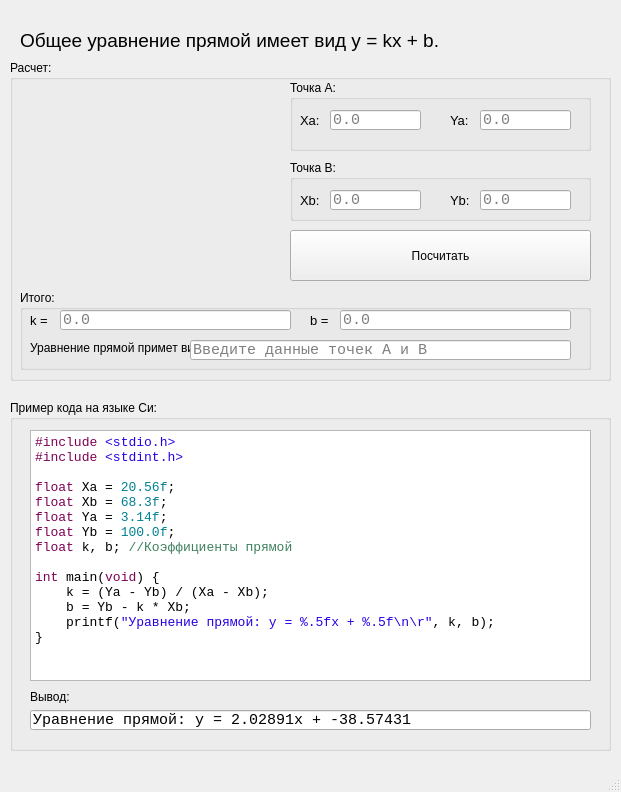
First picture: the form in calc_line_2_points.ui, repository Solderingironspb/CRC-Calculator-by-Solderingiron, before the edit.
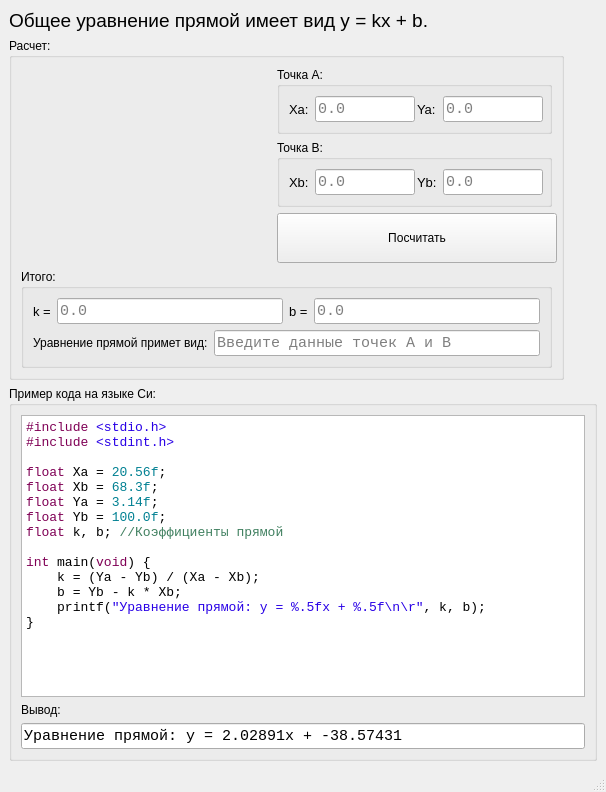
Second picture: the form after the edit. Icons and pictures are not drawn.

```diff
--- a/calc_line_2_points.ui
+++ b/calc_line_2_points.ui
@@ -6,20 +6,20 @@
    <rect>
     <x>0</x>
     <y>0</y>
-    <width>621</width>
+    <width>606</width>
     <height>792</height>
    </rect>
   </property>
   <property name="minimumSize">
    <size>
-    <width>621</width>
+    <width>600</width>
     <height>559</height>
    </size>
   </property>
   <property name="maximumSize">
    <size>
-    <width>621</width>
-    <height>60000</height>
+    <width>16777215</width>
+    <height>16777215</height>
    </size>
   </property>
   <property name="windowTitle">
@@ -33,15 +33,9 @@
    <string notr="true"/>
   </property>
   <widget class="QWidget" name="centralwidget">
+   <layout class="QVBoxLayout" name="verticalLayout_8">
+    <item>
    <widget class="QLabel" name="label_7">
-    <property name="geometry">
-     <rect>
-      <x>20</x>
-      <y>20</y>
-      <width>441</width>
-      <height>41</height>
-     </rect>
-    </property>
     <property name="font">
      <font>
       <family>Arial</family>
@@ -52,111 +46,58 @@
      <string>Общее уравнение прямой имеет вид y = kx + b.</string>
     </property>
    </widget>
-   <widget class="QGroupBox" name="groupBox">
-    <property name="geometry">
-     <rect>
-      <x>10</x>
-      <y>400</y>
-      <width>601</width>
-      <height>351</height>
-     </rect>
-    </property>
-    <property name="title">
-     <string>Пример кода на языке Си:</string>
-    </property>
-    <widget class="QTextBrowser" name="textBrowser">
-     <property name="geometry">
-      <rect>
-       <x>20</x>
-       <y>30</y>
-       <width>561</width>
-       <height>251</height>
-      </rect>
-     </property>
-     <property name="font">
-      <font>
-       <family>Consolas</family>
-       <pointsize>10</pointsize>
-      </font>
-     </property>
-     <property name="html">
-      <string>&lt;!DOCTYPE HTML PUBLIC &quot;-//W3C//DTD HTML 4.0//EN&quot; &quot;http://www.w3.org/TR/REC-html40/strict.dtd&quot;&gt;
-&lt;html&gt;&lt;head&gt;&lt;meta name=&quot;qrichtext&quot; content=&quot;1&quot; /&gt;&lt;style type=&quot;text/css&quot;&gt;
-p, li { white-space: pre-wrap; }
-&lt;/style&gt;&lt;/head&gt;&lt;body style=&quot; font-family:'Consolas'; font-size:10pt; font-weight:400; font-style:normal;&quot;&gt;
-&lt;p style=&quot; margin-top:0px; margin-bottom:0px; margin-left:0px; margin-right:0px; -qt-block-indent:0; text-indent:0px;&quot;&gt;&lt;span style=&quot; font-family:'MS Shell Dlg 2'; color:#7f0055;&quot;&gt;#include &lt;/span&gt;&lt;span style=&quot; font-family:'MS Shell Dlg 2'; color:#2800e6;&quot;&gt;&amp;lt;stdio.h&amp;gt;&lt;/span&gt;&lt;/p&gt;
-&lt;p style=&quot; margin-top:0px; margin-bottom:0px; margin-left:0px; margin-right:0px; -qt-block-indent:0; text-indent:0px;&quot;&gt;&lt;span style=&quot; font-family:'MS Shell Dlg 2'; color:#7f0055;&quot;&gt;#include&lt;/span&gt;&lt;span style=&quot; font-family:'MS Shell Dlg 2'; color:#aa00ff;&quot;&gt; &lt;/span&gt;&lt;span style=&quot; font-family:'MS Shell Dlg 2'; color:#2800e6;&quot;&gt;&amp;lt;stdint.h&amp;gt;&lt;/span&gt;&lt;/p&gt;
-&lt;p style=&quot; margin-top:0px; margin-bottom:0px; margin-left:0px; margin-right:0px; -qt-block-indent:0; text-indent:0px;&quot;&gt;&lt;span style=&quot; font-family:'MS Shell Dlg 2'; color:#aa00ff;&quot;&gt; &lt;/span&gt;&lt;/p&gt;
-&lt;p style=&quot; margin-top:0px; margin-bottom:0px; margin-left:0px; margin-right:0px; -qt-block-indent:0; text-indent:0px;&quot;&gt;&lt;span style=&quot; font-family:'MS Shell Dlg 2'; color:#7f0055;&quot;&gt;float&lt;/span&gt;&lt;span style=&quot; font-family:'MS Shell Dlg 2'; color:#5500ff;&quot;&gt; &lt;/span&gt;&lt;span style=&quot; font-family:'MS Shell Dlg 2'; color:#000000;&quot;&gt;Xa = &lt;/span&gt;&lt;span style=&quot; font-family:'MS Shell Dlg 2'; color:#008092;&quot;&gt;20.56f&lt;/span&gt;&lt;span style=&quot; font-family:'MS Shell Dlg 2'; color:#000000;&quot;&gt;;&lt;/span&gt;&lt;/p&gt;
-&lt;p style=&quot; margin-top:0px; margin-bottom:0px; margin-left:0px; margin-right:0px; -qt-block-indent:0; text-indent:0px;&quot;&gt;&lt;span style=&quot; font-family:'MS Shell Dlg 2'; color:#7f0055;&quot;&gt;float &lt;/span&gt;&lt;span style=&quot; font-family:'MS Shell Dlg 2'; color:#000000;&quot;&gt;Xb = &lt;/span&gt;&lt;span style=&quot; font-family:'MS Shell Dlg 2'; color:#008092;&quot;&gt;68.3f&lt;/span&gt;&lt;span style=&quot; font-family:'MS Shell Dlg 2'; color:#000000;&quot;&gt;;&lt;/span&gt;&lt;/p&gt;
-&lt;p style=&quot; margin-top:0px; margin-bottom:0px; margin-left:0px; margin-right:0px; -qt-block-indent:0; text-indent:0px;&quot;&gt;&lt;span style=&quot; font-family:'MS Shell Dlg 2'; color:#7f0055;&quot;&gt;float &lt;/span&gt;&lt;span style=&quot; font-family:'MS Shell Dlg 2'; color:#000000;&quot;&gt;Ya = &lt;/span&gt;&lt;span style=&quot; font-family:'MS Shell Dlg 2'; color:#008092;&quot;&gt;3.14f&lt;/span&gt;&lt;span style=&quot; font-family:'MS Shell Dlg 2'; color:#000000;&quot;&gt;;&lt;/span&gt;&lt;/p&gt;
-&lt;p style=&quot; margin-top:0px; margin-bottom:0px; margin-left:0px; margin-right:0px; -qt-block-indent:0; text-indent:0px;&quot;&gt;&lt;span style=&quot; font-family:'MS Shell Dlg 2'; color:#7f0055;&quot;&gt;float&lt;/span&gt;&lt;span style=&quot; font-family:'MS Shell Dlg 2'; color:#000000;&quot;&gt; Yb = &lt;/span&gt;&lt;span style=&quot; font-family:'MS Shell Dlg 2'; color:#008092;&quot;&gt;100.0f&lt;/span&gt;&lt;span style=&quot; font-family:'MS Shell Dlg 2'; color:#000000;&quot;&gt;;&lt;/span&gt;&lt;/p&gt;
-&lt;p style=&quot; margin-top:0px; margin-bottom:0px; margin-left:0px; margin-right:0px; -qt-block-indent:0; text-indent:0px;&quot;&gt;&lt;span style=&quot; font-family:'MS Shell Dlg 2'; color:#7f0055;&quot;&gt;float&lt;/span&gt;&lt;span style=&quot; font-family:'MS Shell Dlg 2'; color:#000000;&quot;&gt; k, b; &lt;/span&gt;&lt;span style=&quot; font-family:'MS Shell Dlg 2'; color:#3f7f5f;&quot;&gt;//Коэффициенты прямой&lt;/span&gt;&lt;/p&gt;
-&lt;p style=&quot;-qt-paragraph-type:empty; margin-top:0px; margin-bottom:0px; margin-left:0px; margin-right:0px; -qt-block-indent:0; text-indent:0px; font-family:'MS Shell Dlg 2'; color:#000000;&quot;&gt;&lt;br /&gt;&lt;/p&gt;
-&lt;p style=&quot; margin-top:0px; margin-bottom:0px; margin-left:0px; margin-right:0px; -qt-block-indent:0; text-indent:0px;&quot;&gt;&lt;span style=&quot; font-family:'MS Shell Dlg 2'; color:#7f0055;&quot;&gt;int&lt;/span&gt;&lt;span style=&quot; font-family:'MS Shell Dlg 2'; color:#000000;&quot;&gt; main(&lt;/span&gt;&lt;span style=&quot; font-family:'MS Shell Dlg 2'; color:#7f0055;&quot;&gt;void&lt;/span&gt;&lt;span style=&quot; font-family:'MS Shell Dlg 2'; color:#000000;&quot;&gt;) {&lt;/span&gt;&lt;/p&gt;
-&lt;p style=&quot; margin-top:0px; margin-bottom:0px; margin-left:0px; margin-right:0px; -qt-block-indent:0; text-indent:0px;&quot;&gt;&lt;span style=&quot; font-family:'MS Shell Dlg 2'; color:#000000;&quot;&gt;    k = (Ya - Yb) / (Xa - Xb);&lt;/span&gt;&lt;/p&gt;
-&lt;p style=&quot; margin-top:0px; margin-bottom:0px; margin-left:0px; margin-right:0px; -qt-block-indent:0; text-indent:0px;&quot;&gt;&lt;span style=&quot; font-family:'MS Shell Dlg 2'; color:#000000;&quot;&gt;    b = Yb - k * Xb;&lt;/span&gt;&lt;/p&gt;
-&lt;p style=&quot; margin-top:0px; margin-bottom:0px; margin-left:0px; margin-right:0px; -qt-block-indent:0; text-indent:0px;&quot;&gt;&lt;span style=&quot; font-family:'MS Shell Dlg 2'; color:#000000;&quot;&gt;    printf(&lt;/span&gt;&lt;span style=&quot; font-family:'MS Shell Dlg 2'; color:#2800e6;&quot;&gt;&amp;quot;Уравнение прямой: y = %.5fx + %.5f\n\r&amp;quot;&lt;/span&gt;&lt;span style=&quot; font-family:'MS Shell Dlg 2'; color:#000000;&quot;&gt;, k, b);&lt;/span&gt;&lt;/p&gt;
-&lt;p style=&quot; margin-top:0px; margin-bottom:0px; margin-left:0px; margin-right:0px; -qt-block-indent:0; text-indent:0px;&quot;&gt;&lt;span style=&quot; font-family:'MS Shell Dlg 2'; color:#000000;&quot;&gt;}&lt;/span&gt;&lt;/p&gt;
-&lt;p style=&quot;-qt-paragraph-type:empty; margin-top:0px; margin-bottom:0px; margin-left:0px; margin-right:0px; -qt-block-indent:0; text-indent:0px; font-family:'MS Shell Dlg 2'; color:#5500ff;&quot;&gt;&lt;br /&gt;&lt;/p&gt;&lt;/body&gt;&lt;/html&gt;</string>
-     </property>
-    </widget>
-    <widget class="QLineEdit" name="lineEdit_example">
-     <property name="geometry">
-      <rect>
-       <x>20</x>
-       <y>310</y>
-       <width>561</width>
-       <height>20</height>
-      </rect>
-     </property>
-     <property name="font">
-      <font>
-       <family>Consolas</family>
-       <pointsize>11</pointsize>
-      </font>
-     </property>
-     <property name="text">
-      <string>Уравнение прямой: y = 2.02891x + -38.57431</string>
-     </property>
-     <property name="readOnly">
-      <bool>true</bool>
-     </property>
-    </widget>
-    <widget class="QLabel" name="label_10">
-     <property name="geometry">
-      <rect>
-       <x>20</x>
-       <y>290</y>
-       <width>47</width>
-       <height>13</height>
-      </rect>
-     </property>
-     <property name="text">
-      <string>Вывод:</string>
-     </property>
-    </widget>
-   </widget>
+    </item>
+    <item>
+     <layout class="QHBoxLayout" name="horizontalLayout_7">
+      <item>
    <widget class="QGroupBox" name="groupBox_2">
-    <property name="geometry">
-     <rect>
-      <x>10</x>
-      <y>60</y>
-      <width>601</width>
-      <height>321</height>
-     </rect>
+        <property name="sizePolicy">
+         <sizepolicy hsizetype="Fixed" vsizetype="Preferred">
+          <horstretch>0</horstretch>
+          <verstretch>0</verstretch>
+         </sizepolicy>
+        </property>
+        <property name="minimumSize">
+         <size>
+          <width>530</width>
+          <height>0</height>
+         </size>
+        </property>
+        <property name="maximumSize">
+         <size>
+          <width>580</width>
+          <height>16777215</height>
+         </size>
     </property>
     <property name="title">
      <string>Расчет:</string>
     </property>
+        <layout class="QVBoxLayout" name="verticalLayout_7">
+         <item>
+          <layout class="QHBoxLayout" name="horizontalLayout_6">
+           <item>
+            <layout class="QVBoxLayout" name="verticalLayout_6">
+             <item>
+              <layout class="QHBoxLayout" name="horizontalLayout_5">
+               <item>
     <widget class="QLabel" name="label">
-     <property name="geometry">
-      <rect>
-       <x>10</x>
-       <y>20</y>
-       <width>251</width>
-       <height>201</height>
-      </rect>
+                 <property name="sizePolicy">
+                  <sizepolicy hsizetype="Fixed" vsizetype="Fixed">
+                   <horstretch>0</horstretch>
+                   <verstretch>0</verstretch>
+                  </sizepolicy>
+                 </property>
+                 <property name="minimumSize">
+                  <size>
+                   <width>250</width>
+                   <height>181</height>
+                  </size>
+                 </property>
+                 <property name="maximumSize">
+                  <size>
+                   <width>250</width>
+                   <height>181</height>
+                  </size>
      </property>
      <property name="text">
       <string/>
@@ -165,79 +106,36 @@
       <pixmap resource="images.qrc">:/graph.png</pixmap>
      </property>
     </widget>
-    <widget class="QPushButton" name="pushButton">
-     <property name="geometry">
-      <rect>
-       <x>280</x>
-       <y>170</y>
-       <width>301</width>
-       <height>51</height>
-      </rect>
-     </property>
-     <property name="text">
-      <string>Посчитать</string>
-     </property>
-    </widget>
+               </item>
+               <item>
+                <layout class="QVBoxLayout" name="verticalLayout_3">
+                 <item>
     <widget class="QGroupBox" name="groupBox_3">
-     <property name="geometry">
-      <rect>
-       <x>280</x>
-       <y>20</y>
-       <width>301</width>
-       <height>71</height>
-      </rect>
-     </property>
      <property name="title">
       <string>Точка А:</string>
      </property>
-     <widget class="QLineEdit" name="lineEdit_Ya">
-      <property name="geometry">
-       <rect>
-        <x>190</x>
-        <y>30</y>
-        <width>91</width>
-        <height>20</height>
-       </rect>
-      </property>
-      <property name="font">
-       <font>
-        <family>Consolas</family>
-        <pointsize>11</pointsize>
-       </font>
-      </property>
-      <property name="text">
-       <string/>
-      </property>
-      <property name="placeholderText">
-       <string>0.0</string>
-      </property>
-     </widget>
-     <widget class="QLabel" name="label_3">
-      <property name="geometry">
-       <rect>
-        <x>160</x>
-        <y>30</y>
-        <width>31</width>
-        <height>21</height>
-       </rect>
-      </property>
-      <property name="font">
-       <font>
-        <pointsize>10</pointsize>
-       </font>
-      </property>
-      <property name="text">
-       <string>Ya:</string>
-      </property>
-     </widget>
+                   <layout class="QVBoxLayout" name="verticalLayout">
+                    <item>
+                     <layout class="QHBoxLayout" name="horizontalLayout">
+                      <item>
      <widget class="QLabel" name="label_2">
-      <property name="geometry">
-       <rect>
-        <x>10</x>
-        <y>30</y>
-        <width>31</width>
-        <height>21</height>
-       </rect>
+                        <property name="sizePolicy">
+                         <sizepolicy hsizetype="Fixed" vsizetype="Preferred">
+                          <horstretch>0</horstretch>
+                          <verstretch>0</verstretch>
+                         </sizepolicy>
+                        </property>
+                        <property name="minimumSize">
+                         <size>
+                          <width>20</width>
+                          <height>0</height>
+                         </size>
+                        </property>
+                        <property name="maximumSize">
+                         <size>
+                          <width>20</width>
+                          <height>16777215</height>
+                         </size>
       </property>
       <property name="font">
        <font>
@@ -248,15 +146,27 @@
        <string>Xa:</string>
       </property>
      </widget>
+                      </item>
+                      <item>
      <widget class="QLineEdit" name="lineEdit_Xa">
-      <property name="geometry">
-       <rect>
-        <x>40</x>
-        <y>30</y>
-        <width>91</width>
-        <height>20</height>
-       </rect>
-      </property>
+                        <property name="sizePolicy">
+                         <sizepolicy hsizetype="Fixed" vsizetype="Fixed">
+                          <horstretch>0</horstretch>
+                          <verstretch>0</verstretch>
+                         </sizepolicy>
+                        </property>
+                        <property name="minimumSize">
+                         <size>
+                          <width>100</width>
+                          <height>0</height>
+                         </size>
+                        </property>
+                        <property name="maximumSize">
+                         <size>
+                          <width>100</width>
+                          <height>16777215</height>
+                         </size>
+                        </property>
       <property name="font">
        <font>
         <family>Consolas</family>
@@ -270,49 +180,103 @@
        <string>0.0</string>
       </property>
      </widget>
-    </widget>
+                      </item>
+                      <item>
+                       <widget class="QLabel" name="label_3">
+                        <property name="sizePolicy">
+                         <sizepolicy hsizetype="Fixed" vsizetype="Preferred">
+                          <horstretch>0</horstretch>
+                          <verstretch>0</verstretch>
+                         </sizepolicy>
+                        </property>
+                        <property name="minimumSize">
+                         <size>
+                          <width>20</width>
+                          <height>0</height>
+                         </size>
+                        </property>
+                        <property name="maximumSize">
+                         <size>
+                          <width>20</width>
+                          <height>16777215</height>
+                         </size>
+                        </property>
+                        <property name="font">
+                         <font>
+                          <pointsize>10</pointsize>
+                         </font>
+                        </property>
+                        <property name="text">
+                         <string>Ya:</string>
+                        </property>
+                       </widget>
+                      </item>
+                      <item>
+                       <widget class="QLineEdit" name="lineEdit_Ya">
+                        <property name="sizePolicy">
+                         <sizepolicy hsizetype="Fixed" vsizetype="Fixed">
+                          <horstretch>0</horstretch>
+                          <verstretch>0</verstretch>
+                         </sizepolicy>
+                        </property>
+                        <property name="minimumSize">
+                         <size>
+                          <width>100</width>
+                          <height>0</height>
+                         </size>
+                        </property>
+                        <property name="maximumSize">
+                         <size>
+                          <width>100</width>
+                          <height>16777215</height>
+                         </size>
+                        </property>
+                        <property name="font">
+                         <font>
+                          <family>Consolas</family>
+                          <pointsize>11</pointsize>
+                         </font>
+                        </property>
+                        <property name="text">
+                         <string/>
+                        </property>
+                        <property name="placeholderText">
+                         <string>0.0</string>
+                        </property>
+                       </widget>
+                      </item>
+                     </layout>
+                    </item>
+                   </layout>
+                  </widget>
+                 </item>
+                 <item>
     <widget class="QGroupBox" name="groupBox_4">
-     <property name="geometry">
-      <rect>
-       <x>280</x>
-       <y>100</y>
-       <width>301</width>
-       <height>61</height>
-      </rect>
-     </property>
      <property name="title">
       <string>Точка B:</string>
      </property>
-     <widget class="QLineEdit" name="lineEdit_Yb">
-      <property name="geometry">
-       <rect>
-        <x>190</x>
-        <y>30</y>
-        <width>91</width>
-        <height>20</height>
-       </rect>
-      </property>
-      <property name="font">
-       <font>
-        <family>Consolas</family>
-        <pointsize>11</pointsize>
-       </font>
-      </property>
-      <property name="text">
-       <string/>
-      </property>
-      <property name="placeholderText">
-       <string>0.0</string>
-      </property>
-     </widget>
+                   <layout class="QVBoxLayout" name="verticalLayout_2">
+                    <item>
+                     <layout class="QHBoxLayout" name="horizontalLayout_2">
+                      <item>
      <widget class="QLabel" name="label_5">
-      <property name="geometry">
-       <rect>
-        <x>10</x>
-        <y>30</y>
-        <width>21</width>
-        <height>21</height>
-       </rect>
+                        <property name="sizePolicy">
+                         <sizepolicy hsizetype="Fixed" vsizetype="Preferred">
+                          <horstretch>0</horstretch>
+                          <verstretch>0</verstretch>
+                         </sizepolicy>
+                        </property>
+                        <property name="minimumSize">
+                         <size>
+                          <width>20</width>
+                          <height>0</height>
+                         </size>
+                        </property>
+                        <property name="maximumSize">
+                         <size>
+                          <width>20</width>
+                          <height>16777215</height>
+                         </size>
       </property>
       <property name="font">
        <font>
@@ -323,14 +287,26 @@
        <string>Xb:</string>
       </property>
      </widget>
+                      </item>
+                      <item>
      <widget class="QLineEdit" name="lineEdit_Xb">
-      <property name="geometry">
-       <rect>
-        <x>40</x>
-        <y>30</y>
-        <width>91</width>
-        <height>20</height>
-       </rect>
+                        <property name="sizePolicy">
+                         <sizepolicy hsizetype="Fixed" vsizetype="Fixed">
+                          <horstretch>0</horstretch>
+                          <verstretch>0</verstretch>
+                         </sizepolicy>
+                        </property>
+                        <property name="minimumSize">
+                         <size>
+                          <width>100</width>
+                          <height>0</height>
+                         </size>
+                        </property>
+                        <property name="maximumSize">
+                         <size>
+                          <width>100</width>
+                          <height>16777215</height>
+                         </size>
       </property>
       <property name="font">
        <font>
@@ -342,14 +318,26 @@
        <string>0.0</string>
       </property>
      </widget>
+                      </item>
+                      <item>
      <widget class="QLabel" name="label_4">
-      <property name="geometry">
-       <rect>
-        <x>160</x>
-        <y>30</y>
-        <width>21</width>
-        <height>21</height>
-       </rect>
+                        <property name="sizePolicy">
+                         <sizepolicy hsizetype="Fixed" vsizetype="Preferred">
+                          <horstretch>0</horstretch>
+                          <verstretch>0</verstretch>
+                         </sizepolicy>
+                        </property>
+                        <property name="minimumSize">
+                         <size>
+                          <width>20</width>
+                          <height>0</height>
+                         </size>
+                        </property>
+                        <property name="maximumSize">
+                         <size>
+                          <width>20</width>
+                          <height>16777215</height>
+                         </size>
       </property>
       <property name="font">
        <font>
@@ -360,59 +348,85 @@
        <string>Yb:</string>
       </property>
      </widget>
-    </widget>
+                      </item>
+                      <item>
+                       <widget class="QLineEdit" name="lineEdit_Yb">
+                        <property name="sizePolicy">
+                         <sizepolicy hsizetype="Fixed" vsizetype="Fixed">
+                          <horstretch>0</horstretch>
+                          <verstretch>0</verstretch>
+                         </sizepolicy>
+                        </property>
+                        <property name="minimumSize">
+                         <size>
+                          <width>100</width>
+                          <height>0</height>
+                         </size>
+                        </property>
+                        <property name="maximumSize">
+                         <size>
+                          <width>100</width>
+                          <height>16777215</height>
+                         </size>
+                        </property>
+                        <property name="font">
+                         <font>
+                          <family>Consolas</family>
+                          <pointsize>11</pointsize>
+                         </font>
+                        </property>
+                        <property name="text">
+                         <string/>
+                        </property>
+                        <property name="placeholderText">
+                         <string>0.0</string>
+                        </property>
+                       </widget>
+                      </item>
+                     </layout>
+                    </item>
+                   </layout>
+                  </widget>
+                 </item>
+                 <item>
+                  <widget class="QPushButton" name="pushButton">
+                   <property name="sizePolicy">
+                    <sizepolicy hsizetype="Fixed" vsizetype="Fixed">
+                     <horstretch>0</horstretch>
+                     <verstretch>0</verstretch>
+                    </sizepolicy>
+                   </property>
+                   <property name="minimumSize">
+                    <size>
+                     <width>280</width>
+                     <height>50</height>
+                    </size>
+                   </property>
+                   <property name="maximumSize">
+                    <size>
+                     <width>280</width>
+                     <height>110</height>
+                    </size>
+                   </property>
+                   <property name="text">
+                    <string>Посчитать</string>
+                   </property>
+                  </widget>
+                 </item>
+                </layout>
+               </item>
+              </layout>
+             </item>
+             <item>
     <widget class="QGroupBox" name="groupBox_5">
-     <property name="geometry">
-      <rect>
-       <x>10</x>
-       <y>230</y>
-       <width>571</width>
-       <height>80</height>
-      </rect>
-     </property>
      <property name="title">
       <string>Итого:</string>
      </property>
-     <widget class="QLabel" name="label_6">
-      <property name="geometry">
-       <rect>
-        <x>10</x>
-        <y>50</y>
-        <width>161</width>
-        <height>16</height>
-       </rect>
-      </property>
-      <property name="text">
-       <string>Уравнение прямой примет вид:</string>
-      </property>
-     </widget>
-     <widget class="QLabel" name="label_9">
-      <property name="geometry">
-       <rect>
-        <x>290</x>
-        <y>20</y>
-        <width>31</width>
-        <height>21</height>
-       </rect>
-      </property>
-      <property name="font">
-       <font>
-        <pointsize>10</pointsize>
-       </font>
-      </property>
-      <property name="text">
-       <string>b =</string>
-      </property>
-     </widget>
+               <layout class="QVBoxLayout" name="verticalLayout_4">
+                <item>
+                 <layout class="QHBoxLayout" name="horizontalLayout_3">
+                  <item>
      <widget class="QLabel" name="label_8">
-      <property name="geometry">
-       <rect>
-        <x>10</x>
-        <y>20</y>
-        <width>31</width>
-        <height>21</height>
-       </rect>
-      </property>
       <property name="font">
        <font>
         <pointsize>10</pointsize>
@@ -422,45 +436,45 @@
        <string>k =</string>
       </property>
      </widget>
-     <widget class="QLineEdit" name="lineEdit_b">
-      <property name="geometry">
-       <rect>
-        <x>320</x>
-        <y>20</y>
-        <width>231</width>
-        <height>20</height>
-       </rect>
-      </property>
-      <property name="font">
-       <font>
-        <family>Consolas</family>
-        <pointsize>11</pointsize>
-       </font>
-      </property>
-      <property name="inputMask">
-       <string/>
-      </property>
-      <property name="text">
-       <string/>
-      </property>
-      <property name="readOnly">
-       <bool>true</bool>
-      </property>
-      <property name="placeholderText">
-       <string>0.0</string>
-      </property>
-     </widget>
+                  </item>
+                  <item>
      <widget class="QLineEdit" name="lineEdit_k">
-      <property name="geometry">
-       <rect>
-        <x>40</x>
-        <y>20</y>
-        <width>231</width>
-        <height>20</height>
-       </rect>
-      </property>
+                    <property name="font">
+                     <font>
+                      <family>Consolas</family>
+                      <pointsize>11</pointsize>
+                     </font>
+                    </property>
+                    <property name="inputMask">
+                     <string/>
+                    </property>
+                    <property name="text">
+                     <string/>
+                    </property>
+                    <property name="readOnly">
+                     <bool>true</bool>
+                    </property>
+                    <property name="placeholderText">
+                     <string>0.0</string>
+                    </property>
+                   </widget>
+                  </item>
+                  <item>
+                   <widget class="QLabel" name="label_9">
       <property name="font">
        <font>
+                      <pointsize>10</pointsize>
+                     </font>
+                    </property>
+                    <property name="text">
+                     <string>b =</string>
+                    </property>
+                   </widget>
+                  </item>
+                  <item>
+                   <widget class="QLineEdit" name="lineEdit_b">
+                    <property name="font">
+                     <font>
         <family>Consolas</family>
         <pointsize>11</pointsize>
        </font>
@@ -478,15 +492,20 @@
        <string>0.0</string>
       </property>
      </widget>
+                  </item>
+                 </layout>
+                </item>
+                <item>
+                 <layout class="QHBoxLayout" name="horizontalLayout_4">
+                  <item>
+                   <widget class="QLabel" name="label_6">
+                    <property name="text">
+                     <string>Уравнение прямой примет вид:</string>
+                    </property>
+                   </widget>
+                  </item>
+                  <item>
      <widget class="QLineEdit" name="lineEdit_y">
-      <property name="geometry">
-       <rect>
-        <x>170</x>
-        <y>50</y>
-        <width>381</width>
-        <height>20</height>
-       </rect>
-      </property>
       <property name="font">
        <font>
         <family>Consolas</family>
@@ -500,8 +519,104 @@
        <string>Введите данные точек A и B</string>
       </property>
      </widget>
-    </widget>
-   </widget>
+                  </item>
+                 </layout>
+                </item>
+               </layout>
+              </widget>
+             </item>
+            </layout>
+           </item>
+          </layout>
+         </item>
+        </layout>
+       </widget>
+      </item>
+      <item>
+       <spacer name="horizontalSpacer">
+        <property name="orientation">
+         <enum>Qt::Horizontal</enum>
+        </property>
+        <property name="sizeHint" stdset="0">
+         <size>
+          <width>40</width>
+          <height>20</height>
+         </size>
+        </property>
+       </spacer>
+      </item>
+     </layout>
+    </item>
+    <item>
+     <widget class="QGroupBox" name="groupBox">
+      <property name="minimumSize">
+       <size>
+        <width>530</width>
+        <height>0</height>
+       </size>
+      </property>
+      <property name="title">
+       <string>Пример кода на языке Си:</string>
+      </property>
+      <layout class="QVBoxLayout" name="verticalLayout_5">
+       <item>
+        <widget class="QTextBrowser" name="textBrowser">
+         <property name="font">
+          <font>
+           <family>Consolas</family>
+           <pointsize>10</pointsize>
+          </font>
+         </property>
+         <property name="html">
+          <string>&lt;!DOCTYPE HTML PUBLIC &quot;-//W3C//DTD HTML 4.0//EN&quot; &quot;http://www.w3.org/TR/REC-html40/strict.dtd&quot;&gt;
+&lt;html&gt;&lt;head&gt;&lt;meta name=&quot;qrichtext&quot; content=&quot;1&quot; /&gt;&lt;style type=&quot;text/css&quot;&gt;
+p, li { white-space: pre-wrap; }
+&lt;/style&gt;&lt;/head&gt;&lt;body style=&quot; font-family:'Consolas'; font-size:10pt; font-weight:400; font-style:normal;&quot;&gt;
+&lt;p style=&quot; margin-top:0px; margin-bottom:0px; margin-left:0px; margin-right:0px; -qt-block-indent:0; text-indent:0px;&quot;&gt;&lt;span style=&quot; color:#7f0055;&quot;&gt;#include &lt;/span&gt;&lt;span style=&quot; color:#2800e6;&quot;&gt;&amp;lt;stdio.h&amp;gt;&lt;/span&gt;&lt;/p&gt;
+&lt;p style=&quot; margin-top:0px; margin-bottom:0px; margin-left:0px; margin-right:0px; -qt-block-indent:0; text-indent:0px;&quot;&gt;&lt;span style=&quot; color:#7f0055;&quot;&gt;#include&lt;/span&gt;&lt;span style=&quot; color:#aa00ff;&quot;&gt; &lt;/span&gt;&lt;span style=&quot; color:#2800e6;&quot;&gt;&amp;lt;stdint.h&amp;gt;&lt;/span&gt;&lt;/p&gt;
+&lt;p style=&quot; margin-top:0px; margin-bottom:0px; margin-left:0px; margin-right:0px; -qt-block-indent:0; text-indent:0px;&quot;&gt;&lt;span style=&quot; color:#aa00ff;&quot;&gt; &lt;/span&gt;&lt;/p&gt;
+&lt;p style=&quot; margin-top:0px; margin-bottom:0px; margin-left:0px; margin-right:0px; -qt-block-indent:0; text-indent:0px;&quot;&gt;&lt;span style=&quot; color:#7f0055;&quot;&gt;float&lt;/span&gt;&lt;span style=&quot; color:#5500ff;&quot;&gt; &lt;/span&gt;&lt;span style=&quot; color:#000000;&quot;&gt;Xa = &lt;/span&gt;&lt;span style=&quot; color:#008092;&quot;&gt;20.56f&lt;/span&gt;&lt;span style=&quot; color:#000000;&quot;&gt;;&lt;/span&gt;&lt;/p&gt;
+&lt;p style=&quot; margin-top:0px; margin-bottom:0px; margin-left:0px; margin-right:0px; -qt-block-indent:0; text-indent:0px;&quot;&gt;&lt;span style=&quot; color:#7f0055;&quot;&gt;float &lt;/span&gt;&lt;span style=&quot; color:#000000;&quot;&gt;Xb = &lt;/span&gt;&lt;span style=&quot; color:#008092;&quot;&gt;68.3f&lt;/span&gt;&lt;span style=&quot; color:#000000;&quot;&gt;;&lt;/span&gt;&lt;/p&gt;
+&lt;p style=&quot; margin-top:0px; margin-bottom:0px; margin-left:0px; margin-right:0px; -qt-block-indent:0; text-indent:0px;&quot;&gt;&lt;span style=&quot; color:#7f0055;&quot;&gt;float &lt;/span&gt;&lt;span style=&quot; color:#000000;&quot;&gt;Ya = &lt;/span&gt;&lt;span style=&quot; color:#008092;&quot;&gt;3.14f&lt;/span&gt;&lt;span style=&quot; color:#000000;&quot;&gt;;&lt;/span&gt;&lt;/p&gt;
+&lt;p style=&quot; margin-top:0px; margin-bottom:0px; margin-left:0px; margin-right:0px; -qt-block-indent:0; text-indent:0px;&quot;&gt;&lt;span style=&quot; color:#7f0055;&quot;&gt;float&lt;/span&gt;&lt;span style=&quot; color:#000000;&quot;&gt; Yb = &lt;/span&gt;&lt;span style=&quot; color:#008092;&quot;&gt;100.0f&lt;/span&gt;&lt;span style=&quot; color:#000000;&quot;&gt;;&lt;/span&gt;&lt;/p&gt;
+&lt;p style=&quot; margin-top:0px; margin-bottom:0px; margin-left:0px; margin-right:0px; -qt-block-indent:0; text-indent:0px;&quot;&gt;&lt;span style=&quot; color:#7f0055;&quot;&gt;float&lt;/span&gt;&lt;span style=&quot; color:#000000;&quot;&gt; k, b; &lt;/span&gt;&lt;span style=&quot; color:#3f7f5f;&quot;&gt;//Коэффициенты прямой&lt;/span&gt;&lt;/p&gt;
+&lt;p style=&quot;-qt-paragraph-type:empty; margin-top:0px; margin-bottom:0px; margin-left:0px; margin-right:0px; -qt-block-indent:0; text-indent:0px; color:#000000;&quot;&gt;&lt;br /&gt;&lt;/p&gt;
+&lt;p style=&quot; margin-top:0px; margin-bottom:0px; margin-left:0px; margin-right:0px; -qt-block-indent:0; text-indent:0px;&quot;&gt;&lt;span style=&quot; color:#7f0055;&quot;&gt;int&lt;/span&gt;&lt;span style=&quot; color:#000000;&quot;&gt; main(&lt;/span&gt;&lt;span style=&quot; color:#7f0055;&quot;&gt;void&lt;/span&gt;&lt;span style=&quot; color:#000000;&quot;&gt;) {&lt;/span&gt;&lt;/p&gt;
+&lt;p style=&quot; margin-top:0px; margin-bottom:0px; margin-left:0px; margin-right:0px; -qt-block-indent:0; text-indent:0px;&quot;&gt;&lt;span style=&quot; color:#000000;&quot;&gt;    k = (Ya - Yb) / (Xa - Xb);&lt;/span&gt;&lt;/p&gt;
+&lt;p style=&quot; margin-top:0px; margin-bottom:0px; margin-left:0px; margin-right:0px; -qt-block-indent:0; text-indent:0px;&quot;&gt;&lt;span style=&quot; color:#000000;&quot;&gt;    b = Yb - k * Xb;&lt;/span&gt;&lt;/p&gt;
+&lt;p style=&quot; margin-top:0px; margin-bottom:0px; margin-left:0px; margin-right:0px; -qt-block-indent:0; text-indent:0px;&quot;&gt;&lt;span style=&quot; color:#000000;&quot;&gt;    printf(&lt;/span&gt;&lt;span style=&quot; color:#2800e6;&quot;&gt;&amp;quot;Уравнение прямой: y = %.5fx + %.5f\n\r&amp;quot;&lt;/span&gt;&lt;span style=&quot; color:#000000;&quot;&gt;, k, b);&lt;/span&gt;&lt;/p&gt;
+&lt;p style=&quot; margin-top:0px; margin-bottom:0px; margin-left:0px; margin-right:0px; -qt-block-indent:0; text-indent:0px;&quot;&gt;&lt;span style=&quot; color:#000000;&quot;&gt;}&lt;/span&gt;&lt;/p&gt;
+&lt;p style=&quot;-qt-paragraph-type:empty; margin-top:0px; margin-bottom:0px; margin-left:0px; margin-right:0px; -qt-block-indent:0; text-indent:0px; color:#5500ff;&quot;&gt;&lt;br /&gt;&lt;/p&gt;&lt;/body&gt;&lt;/html&gt;</string>
+         </property>
+        </widget>
+       </item>
+       <item>
+        <widget class="QLabel" name="label_10">
+         <property name="text">
+          <string>Вывод:</string>
+         </property>
+        </widget>
+       </item>
+       <item>
+        <widget class="QLineEdit" name="lineEdit_example">
+         <property name="font">
+          <font>
+           <family>Consolas</family>
+           <pointsize>11</pointsize>
+          </font>
+         </property>
+         <property name="text">
+          <string>Уравнение прямой: y = 2.02891x + -38.57431</string>
+         </property>
+         <property name="readOnly">
+          <bool>true</bool>
+         </property>
+        </widget>
+       </item>
+      </layout>
+     </widget>
+    </item>
+   </layout>
   </widget>
   <widget class="QMenuBar" name="menubar">
    <property name="geometry">
```
Left out of the diff: 5 changed lines with no effect on the pictures. Lines whose indentation alone changed are shown as unchanged.
